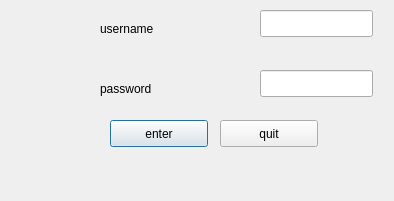
First picture: the form in w_login.ui, repository leetcode-1533/Qt_MVC_MYSQL, before the edit.
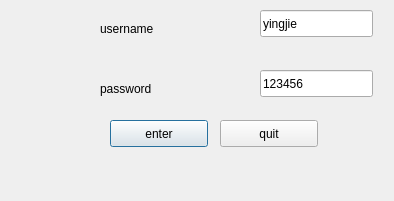
Second picture: the form after the edit.

Commit message: LOGIN_FINISHED

```diff
--- a/w_login.ui
+++ b/w_login.ui
@@ -35,6 +35,9 @@
      <height>27</height>
     </rect>
    </property>
+   <property name="text">
+    <string>123456</string>
+   </property>
   </widget>
   <widget class="QLabel" name="label">
    <property name="geometry">
@@ -58,6 +61,9 @@
      <height>27</height>
     </rect>
    </property>
+   <property name="text">
+    <string>yingjie</string>
+   </property>
   </widget>
   <widget class="QPushButton" name="enterButton">
    <property name="geometry">
```
The commit also changes 12 other files.
